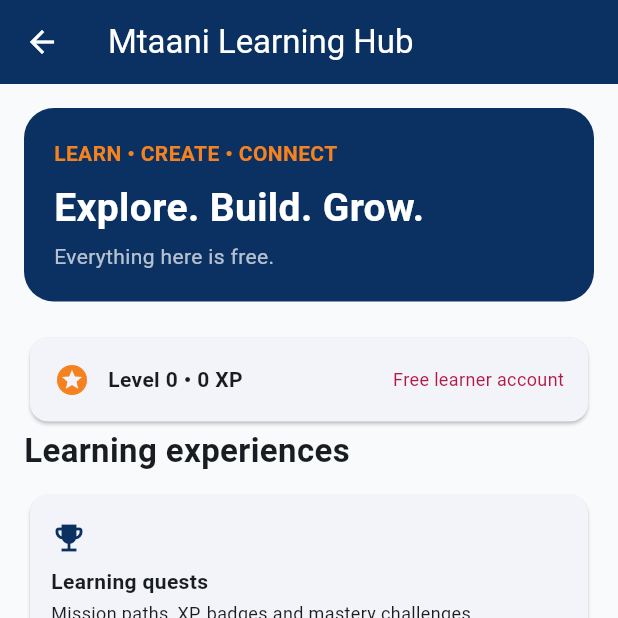
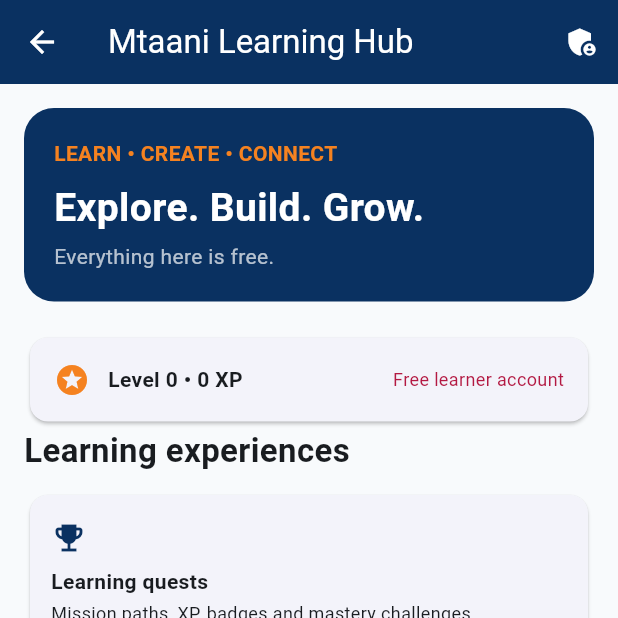
Before and after one commit to chrisndirangu54/AC-Mtaani-LMS, a Flutter app: the LearningHub screen opened directly, on a phone screen of 412 x 824 dp, the top half of it. Run offline on Flutter 3.47's test engine with Material 3 defaults, Android fonts, the phone set to English and light mode, and no system bars; our stand-ins replace cloud_firestore, cloud_functions, firebase_auth, firebase_core; accounts and stored records are empty.

Commit message:
Link role-gated staff console from learning hub

```diff
--- a/lib/learning_hub.dart
+++ b/lib/learning_hub.dart
@@ -1,4 +1,5 @@
 import 'package:flutter/material.dart';
+import 'staff_console.dart';
 import 'package:cloud_functions/cloud_functions.dart';
 import 'package:cloud_firestore/cloud_firestore.dart';
 import 'package:firebase_auth/firebase_auth.dart';
@@ -21,7 +22,7 @@ const modules=<({String name,String subtitle,IconData icon,String collection})>[
 class LearningHub extends StatelessWidget {
  const LearningHub({super.key});
  @override Widget build(BuildContext context)=>Scaffold(
- appBar:AppBar(title:const Text('Mtaani Learning Hub'),backgroundColor:_navy,foregroundColor:Colors.white),
+ appBar:AppBar(title:const Text('Mtaani Learning Hub'),backgroundColor:_navy,foregroundColor:Colors.white,actions:[IconButton(tooltip:'Staff studio',icon:const Icon(Icons.admin_panel_settings),onPressed:()=>Navigator.push(context,MaterialPageRoute(builder:(_)=>const StaffConsole()))) ]),
  body:ListView(padding:const EdgeInsets.all(16),children:[
   Container(padding:const EdgeInsets.all(20),decoration:BoxDecoration(color:_navy,borderRadius:BorderRadius.circular(20)),child:const Column(crossAxisAlignment:CrossAxisAlignment.start,children:[
    Text('LEARN • CREATE • CONNECT',style:TextStyle(color:_orange,fontWeight:FontWeight.bold)),
```
